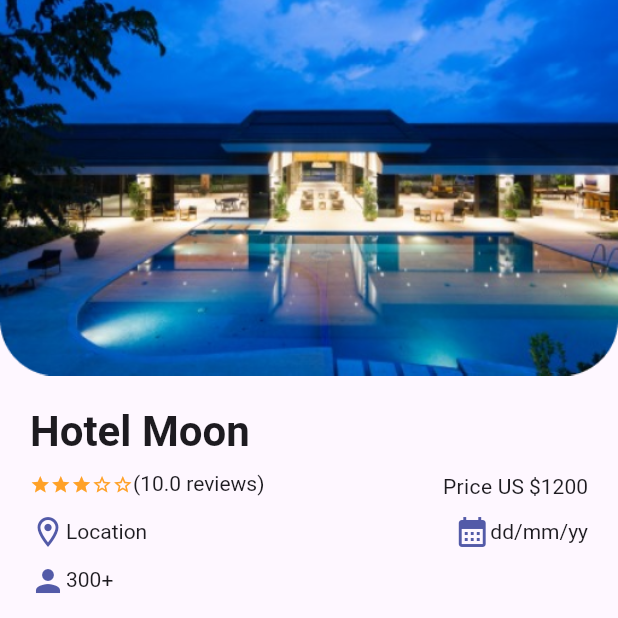
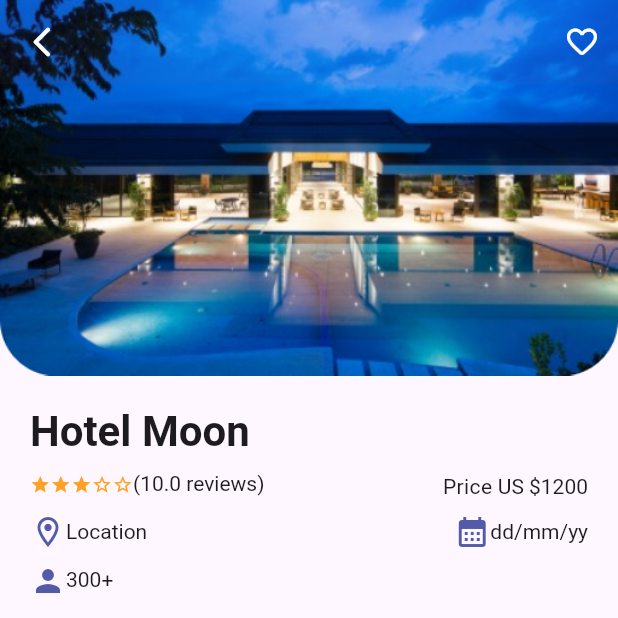
Before and after one commit to Zimmer550i/hallify, a Flutter app: the HotelInfo screen opened directly with sample values from the repository, scrolled down 49 dp, on a phone screen of 412 x 824 dp, the top half of it. Run offline on Flutter 3.47's test engine with Material 3 defaults, Android fonts, the phone set to English and light mode, and no system bars.

Commit message:
fix - hotel_info image behind appbar

```diff
--- a/lib/pages/hotel_info.dart
+++ b/lib/pages/hotel_info.dart
@@ -19,6 +19,32 @@ class _HotelInfoState extends State<HotelInfo> {
   @override
   Widget build(BuildContext context) {
     return Scaffold(
+      extendBodyBehindAppBar: true,
+      appBar: AppBar(
+        leading: IconButton(
+          onPressed: () => Navigator.of(context).pop(),
+          icon: const Icon(Icons.arrow_back_ios_new_rounded),
+          color: Colors.white,
+        ),
+        actions: [
+          Expanded(child: Container()),
+          IconButton(
+            onPressed: () {
+              setState(() {
+                widget.hotel.isLiked = !widget.hotel.isLiked;
+              });
+            },
+            icon: Icon(
+              widget.hotel.isLiked
+                  ? Icons.favorite_rounded
+                  : Icons.favorite_border_rounded,
+              color: widget.hotel.isLiked ? Colors.red : Colors.white,
+            ),
+          ),
+        ],
+        backgroundColor: Colors.transparent,
+        elevation: 0,
+      ),
       bottomNavigationBar: Padding(
         padding: const EdgeInsets.all(authPadding),
         child: Row(
@@ -38,44 +64,15 @@ class _HotelInfoState extends State<HotelInfo> {
           ],
         ),
       ),
-      body: SafeArea(
-        child: SingleChildScrollView(
+      body: SingleChildScrollView(
         physics: null,
         child: Column(
           children: [
-              Stack(
-                children: [
+            // const SizedBox(height: 50,),
             Image.asset(
               widget.hotel.imgList[imgIdx],
               width: double.infinity,
               fit: BoxFit.cover,
-                  ),
-                  Row(
-                    mainAxisAlignment: MainAxisAlignment.spaceBetween,
-                    children: [
-                      IconButton(
-                        onPressed: () => Navigator.of(context).pop(),
-                        icon: const Icon(Icons.arrow_back_ios_new_rounded),
-                        color: Colors.white,
-                      ),
-                      IconButton(
-                        onPressed: () {
-                          setState(() {
-                            widget.hotel.isLiked = !widget.hotel.isLiked;
-                          });
-                        },
-                        icon: Icon(
-                          widget.hotel.isLiked
-                              ? Icons.favorite_rounded
-                              : Icons.favorite_border_rounded,
-                          color: widget.hotel.isLiked
-                              ? Colors.red
-                              : Colors.white,
-                        ),
-                      ),
-                    ],
-                  )
-                ],
             ),
 
             // Name
@@ -232,7 +229,6 @@ class _HotelInfoState extends State<HotelInfo> {
           ],
         ),
       ),
-      ),
     );
   }
 }
```
Lines whose indentation alone changed are shown as unchanged.
